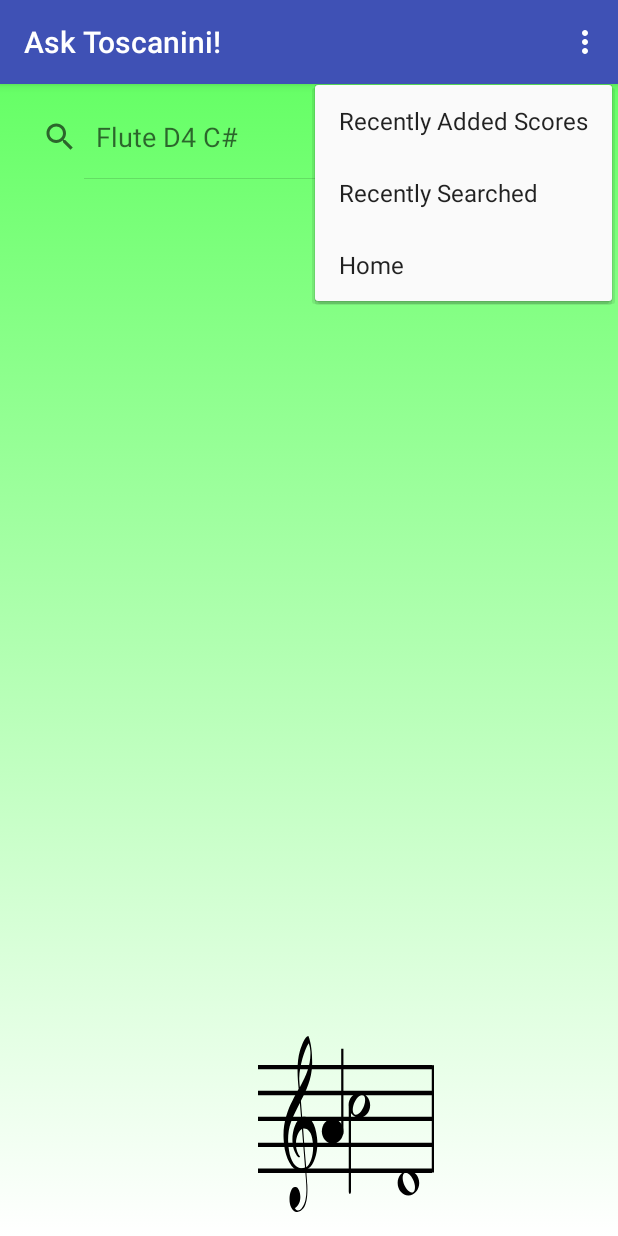
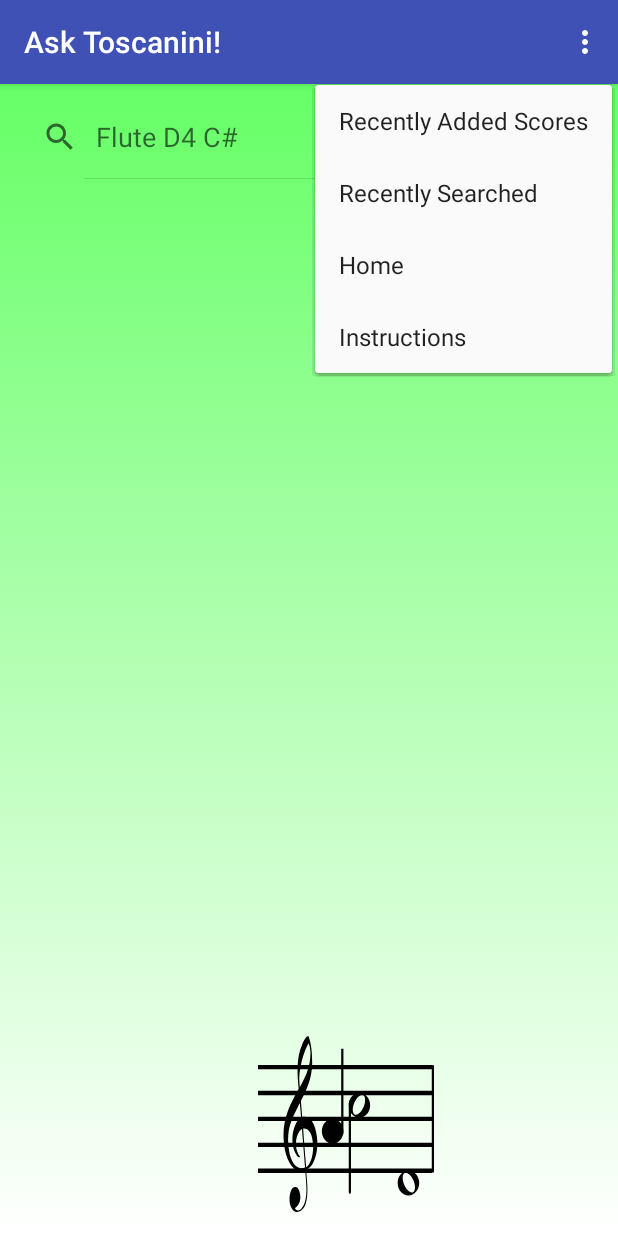
Before and after one commit to MegaArman/Toscanini_Android, an Android app: the screen it shows after launch (MainActivity), with the options menu open, on a phone screen of 412 x 824 dp. Run offline under Robolectric (Android 15) with nearby library versions, the phone set to English and light mode, and no system bars.

Commit message:
add instructions link

```diff
--- a/MusicalGoogle/app/src/main/java/com/studionobume/musicalgoogle/Constants/Constants.java
+++ b/MusicalGoogle/app/src/main/java/com/studionobume/musicalgoogle/Constants/Constants.java
@@ -7,6 +7,7 @@ package com.studionobume.musicalgoogle.Constants;
 public class Constants {
     public static String URL = "http://mickey.cs.vt.edu:8001/?=";
     public static String NEW_FILES_URL = "http://mickey.cs.vt.edu:8001/newfiles";
+    public static String INSTRUCTION_URL = "http://mickey.cs.vt.edu:8001/instructions.html";
     public static String NOTIFICATION_TITLE = "Ask Toscanini";
     public static String NOTIFICATION_TEXT = "New Scores Added! Tap to see which!";
     public static String NEW_SCORE_ACTION = "OPEN_RECENTLY_ADDED";
--- a/MusicalGoogle/app/src/main/java/com/studionobume/musicalgoogle/MainActivity.java
+++ b/MusicalGoogle/app/src/main/java/com/studionobume/musicalgoogle/MainActivity.java
@@ -3,6 +3,7 @@ package com.studionobume.musicalgoogle;
 
 import android.app.SearchManager;
 import android.content.Intent;
+import android.net.Uri;
 import android.support.v4.app.Fragment;
 import android.support.v4.app.FragmentManager;
 import android.support.v4.app.FragmentTransaction;
@@ -27,7 +28,6 @@ import com.studionobume.musicalgoogle.Interactions.SheetFragmentInteraction;
 public class MainActivity extends AppCompatActivity implements AliasFragmentInteraction, HomeScreenInteraction, QueryFragmentInteraction, SheetFragmentInteraction {
 
     private Fragment homeScreenFragment,taskFragment, sheetFragment , queryFragment;
-
     private FragmentManager fragmentManager;
     private String query;
     private String actual_url;
@@ -117,6 +117,10 @@ public class MainActivity extends AppCompatActivity implements AliasFragmentInte
             this.changeFragment(HomeScreenFragment.TAG_HOME_FRAGMENT);
             Log.d("Home", "Switching to HomeFragment");
         }
+        if(id == R.id.Instructions) {
+            Intent launchBrowser = new Intent(Intent.ACTION_VIEW, Uri.parse(Constants.INSTRUCTION_URL));
+            startActivity(launchBrowser);
+        }
         return super.onOptionsItemSelected(item);
     }
     @Override
--- a/MusicalGoogle/app/src/main/res/menu/main.xml
+++ b/MusicalGoogle/app/src/main/res/menu/main.xml
@@ -12,4 +12,7 @@
     <item
         android:id="@+id/home"
         android:title="@string/home" />
+    <item
+        android:id="@+id/Instructions"
+        android:title="@string/instruct" />
 </menu>
--- a/MusicalGoogle/app/src/main/res/values/strings.xml
+++ b/MusicalGoogle/app/src/main/res/values/strings.xml
@@ -12,4 +12,5 @@
     <string name="search_label">Queries</string>
     <string name="save_query">SAVEQUERY!</string>
     <string name="add">Add</string>
+    <string name="instruct">Instructions</string>
 </resources>
```
